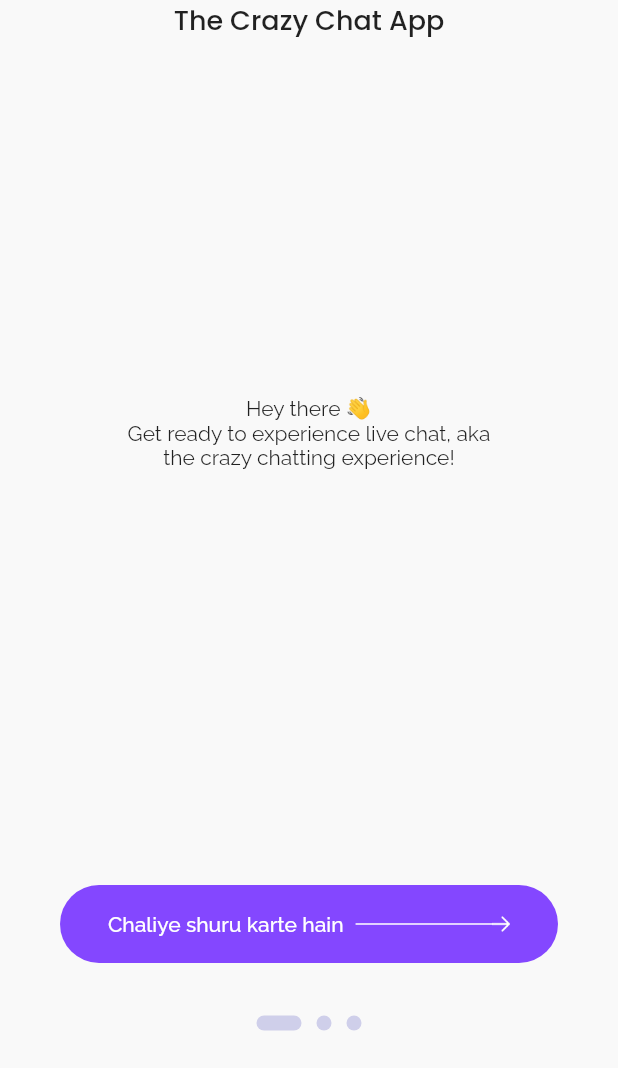
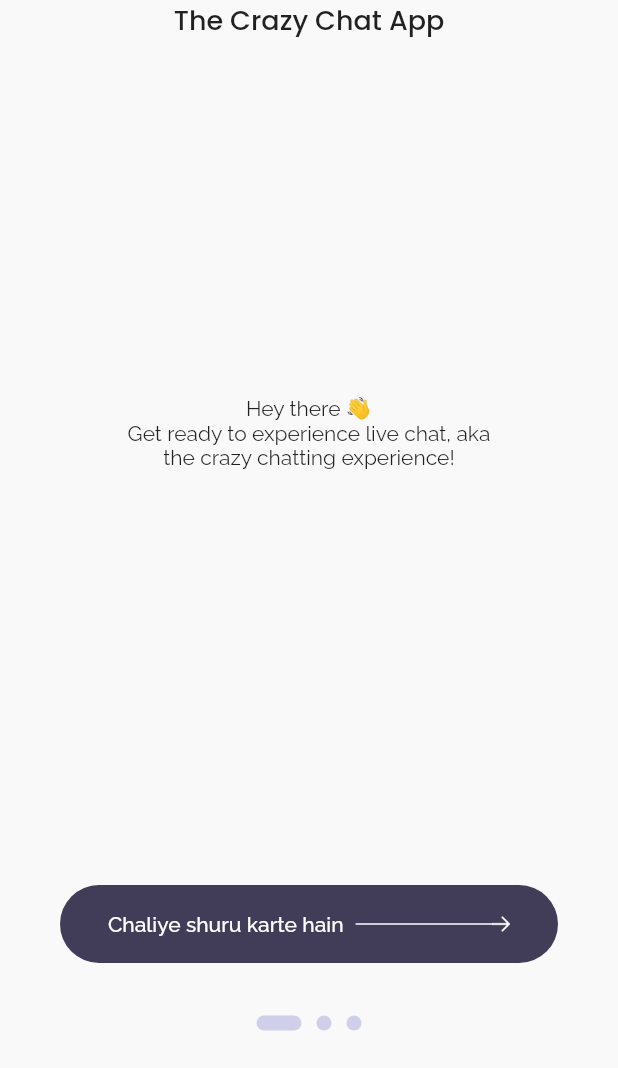
Before and after one commit to niftytyro/horrible, a Flutter app: the screen it shows after launch, on a phone screen of 412 x 824 dp, the part 168-1236 px from its top. Run offline on Flutter 3.47's test engine with Material 2 defaults, Android fonts, the phone set to English and light mode, and no system bars; our stand-ins replace flutter_secure_storage, google_sign_in, localstorage.

Commit message:
changing colors

```diff
--- a/app/lib/screens/auth/indicators.dart
+++ b/app/lib/screens/auth/indicators.dart
@@ -54,7 +54,7 @@ class Dot extends StatelessWidget {
         borderRadius: BorderRadius.circular(
           100,
         ),
-        color: BrickColors.lightPeriwinkle,
+        color: BrickColors.periwinkle,
       ),
     );
   }
--- a/app/lib/screens/auth/profile_page.dart
+++ b/app/lib/screens/auth/profile_page.dart
@@ -32,7 +32,7 @@ class ProfilePage extends StatelessWidget {
               height: 200,
               width: 200,
               decoration: BoxDecoration(
-                color: BrickColors.lightPeriwinkle,
+                color: BrickColors.periwinkle,
                 borderRadius: BorderRadius.circular(100),
               ),
             ),
--- a/app/lib/theme.dart
+++ b/app/lib/theme.dart
@@ -6,10 +6,11 @@ class BrickColors {
   static const Color notRed = Color(0xFFC83E4D);
   static const Color darkLiver = Color(0xFF483C46);
   static const Color vividViolet = Color(0xFF8447FF);
-  static const Color vividVioletLight = Color(0xFF965DFF);
   static const Color aquamarine = Color(0xFF8CFFDA);
-  static const Color lightPeriwinkle = Color(0xFFCFCFEA);
+  static const Color periwinkle = Color(0xFFCFCFEA);
+  static const Color lightPeriwinkle = Color(0xFFD5D5EA);
   static const Color englishRusk = Color(0xFF413C58);
+  static const Color englishRuskLight = Color(0xFF615C78);
   static const Color white = Color(0xFFF9F9F9);
   static const Color black100 = Color(0xFF121212);
   static const Color black80 = Color(0xFF333333);
@@ -27,9 +28,9 @@ class BrickTheme {
       textButtonTheme: TextButtonThemeData(
         style: ButtonStyle(
           overlayColor:
-              MaterialStateProperty.all<Color>(BrickColors.vividVioletLight),
+              MaterialStateProperty.all<Color>(BrickColors.englishRuskLight),
           backgroundColor:
-              MaterialStateProperty.all<Color>(BrickColors.vividViolet),
+              MaterialStateProperty.all<Color>(BrickColors.englishRusk),
           foregroundColor: MaterialStateProperty.all<Color>(Colors.white),
           shape: MaterialStateProperty.all<RoundedRectangleBorder>(
             RoundedRectangleBorder(
```
